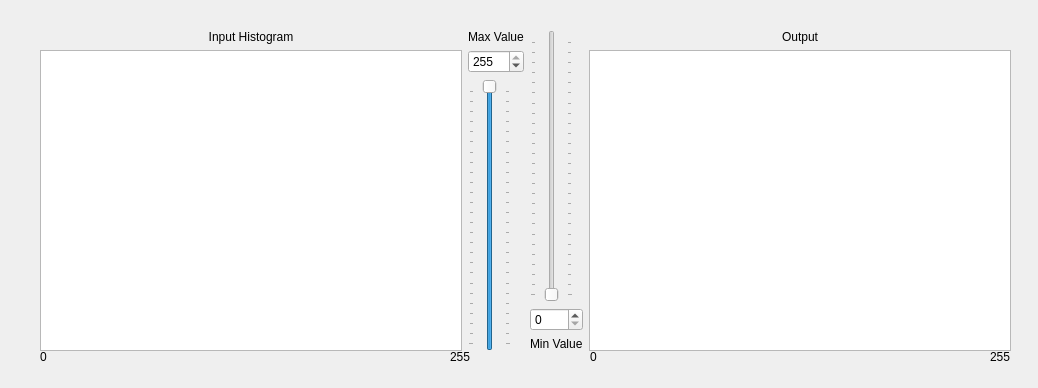
Old version of the form window_histmatching.ui in the repository jasonjin34/hiwi-imageprocessing.
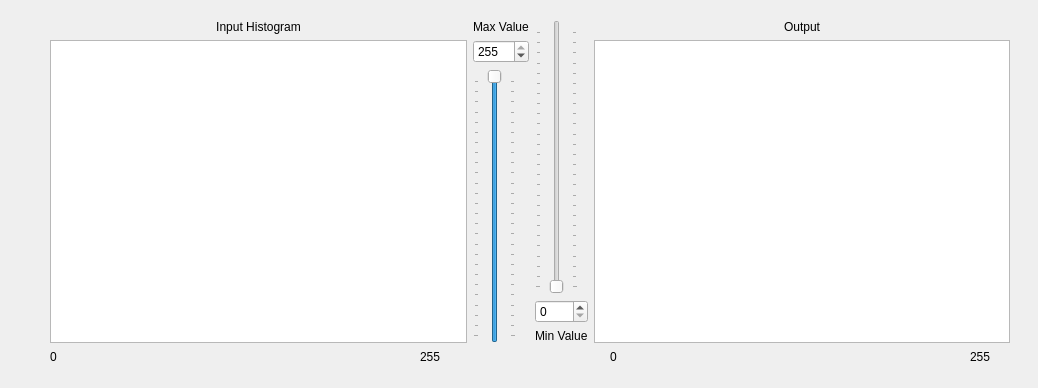
New version of the form.

Patch:
```diff
--- a/window_histmatching.ui
+++ b/window_histmatching.ui
@@ -16,7 +16,7 @@
   <widget class="QLabel" name="label_5">
    <property name="geometry">
     <rect>
-     <x>40</x>
+     <x>50</x>
      <y>350</y>
      <width>47</width>
      <height>13</height>
@@ -29,7 +29,7 @@
   <widget class="QLabel" name="label_7">
    <property name="geometry">
     <rect>
-     <x>450</x>
+     <x>420</x>
      <y>350</y>
      <width>47</width>
      <height>13</height>
@@ -42,7 +42,7 @@
   <widget class="QLabel" name="label_8">
    <property name="geometry">
     <rect>
-     <x>990</x>
+     <x>970</x>
      <y>350</y>
      <width>47</width>
      <height>13</height>
@@ -55,7 +55,7 @@
   <widget class="QLabel" name="label_9">
    <property name="geometry">
     <rect>
-     <x>590</x>
+     <x>610</x>
      <y>350</y>
      <width>47</width>
      <height>13</height>
@@ -65,72 +65,46 @@
     <string>0</string>
    </property>
   </widget>
-  <widget class="QWidget" name="layoutWidget">
+  <widget class="QWidget" name="">
    <property name="geometry">
     <rect>
-     <x>40</x>
-     <y>30</y>
-     <width>971</width>
-     <height>321</height>
+     <x>50</x>
+     <y>20</y>
+     <width>960</width>
+     <height>323</height>
     </rect>
    </property>
    <layout class="QGridLayout" name="gridLayout">
-    <item row="0" column="2" rowspan="2">
+    <item row="0" column="0">
+     <layout class="QVBoxLayout" name="verticalLayout_5">
+      <item>
+       <widget class="QLabel" name="label">
+        <property name="layoutDirection">
+         <enum>Qt::LeftToRight</enum>
+        </property>
+        <property name="text">
+         <string>Input Histogram</string>
+        </property>
+        <property name="alignment">
+         <set>Qt::AlignCenter</set>
+        </property>
+       </widget>
+      </item>
+      <item>
+       <widget class="QGraphicsView" name="inputhistogram">
+        <property name="minimumSize">
+         <size>
+          <width>400</width>
+          <height>300</height>
+         </size>
+        </property>
+       </widget>
+      </item>
+     </layout>
+    </item>
+    <item row="0" column="1">
      <layout class="QVBoxLayout" name="verticalLayout_3">
       <item>
-       <layout class="QVBoxLayout" name="verticalLayout_2">
-        <item>
-         <widget class="QSlider" name="verticalMin">
-          <property name="minimumSize">
-           <size>
-            <width>43</width>
-            <height>0</height>
-           </size>
-          </property>
-          <property name="layoutDirection">
-           <enum>Qt::LeftToRight</enum>
-          </property>
-          <property name="maximum">
-           <number>255</number>
-          </property>
-          <property name="sliderPosition">
-           <number>0</number>
-          </property>
-          <property name="orientation">
-           <enum>Qt::Vertical</enum>
-          </property>
-          <property name="tickPosition">
-           <enum>QSlider::TicksBothSides</enum>
-          </property>
-          <property name="tickInterval">
-           <number>0</number>
-          </property>
-         </widget>
-        </item>
-        <item>
-         <widget class="QSpinBox" name="minIntensity">
-          <property name="layoutDirection">
-           <enum>Qt::LeftToRight</enum>
-          </property>
-          <property name="maximum">
-           <number>255</number>
-          </property>
-         </widget>
-        </item>
-       </layout>
-      </item>
-      <item>
-       <widget class="QLabel" name="label_4">
-        <property name="text">
-         <string>Min Value</string>
-        </property>
-       </widget>
-      </item>
-     </layout>
-    </item>
-    <item row="0" column="1" rowspan="2">
-     <layout class="QVBoxLayout" name="verticalLayout">
-      <item>
        <widget class="QLabel" name="label_3">
         <property name="text">
          <string>Max Value</string>
@@ -174,48 +148,81 @@
       </item>
      </layout>
     </item>
-    <item row="1" column="3">
-     <widget class="QGraphicsView" name="outputhistogram">
-      <property name="minimumSize">
-       <size>
-        <width>400</width>
-        <height>300</height>
-       </size>
-      </property>
-     </widget>
+    <item row="0" column="2">
+     <layout class="QVBoxLayout" name="verticalLayout"/>
     </item>
     <item row="0" column="3">
-     <widget class="QLabel" name="label_2">
-      <property name="text">
-       <string>Output</string>
-      </property>
-      <property name="alignment">
-       <set>Qt::AlignCenter</set>
-      </property>
-     </widget>
+     <layout class="QVBoxLayout" name="verticalLayout_2">
+      <item>
+       <widget class="QSlider" name="verticalMin">
+        <property name="minimumSize">
+         <size>
+          <width>43</width>
+          <height>0</height>
+         </size>
+        </property>
+        <property name="layoutDirection">
+         <enum>Qt::LeftToRight</enum>
+        </property>
+        <property name="maximum">
+         <number>255</number>
+        </property>
+        <property name="sliderPosition">
+         <number>0</number>
+        </property>
+        <property name="orientation">
+         <enum>Qt::Vertical</enum>
+        </property>
+        <property name="tickPosition">
+         <enum>QSlider::TicksBothSides</enum>
+        </property>
+        <property name="tickInterval">
+         <number>0</number>
+        </property>
+       </widget>
+      </item>
+      <item>
+       <widget class="QSpinBox" name="minIntensity">
+        <property name="layoutDirection">
+         <enum>Qt::LeftToRight</enum>
+        </property>
+        <property name="maximum">
+         <number>255</number>
+        </property>
+       </widget>
+      </item>
+      <item>
+       <widget class="QLabel" name="label_4">
+        <property name="text">
+         <string>Min Value</string>
+        </property>
+       </widget>
+      </item>
+     </layout>
     </item>
-    <item row="0" column="0">
-     <widget class="QLabel" name="label">
-      <property name="layoutDirection">
-       <enum>Qt::LeftToRight</enum>
-      </property>
-      <property name="text">
-       <string>Input Histogram</string>
-      </property>
-      <property name="alignment">
-       <set>Qt::AlignCenter</set>
-      </property>
-     </widget>
-    </item>
-    <item row="1" column="0">
-     <widget class="QGraphicsView" name="inputhistogram">
-      <property name="minimumSize">
-       <size>
-        <width>400</width>
-        <height>300</height>
-       </size>
-      </property>
-     </widget>
+    <item row="0" column="4">
+     <layout class="QVBoxLayout" name="verticalLayout_4">
+      <item>
+       <widget class="QLabel" name="label_2">
+        <property name="text">
+         <string>Output</string>
+        </property>
+        <property name="alignment">
+         <set>Qt::AlignCenter</set>
+        </property>
+       </widget>
+      </item>
+      <item>
+       <widget class="QGraphicsView" name="outputhistogram">
+        <property name="minimumSize">
+         <size>
+          <width>400</width>
+          <height>300</height>
+         </size>
+        </property>
+       </widget>
+      </item>
+     </layout>
     </item>
    </layout>
   </widget>
```
